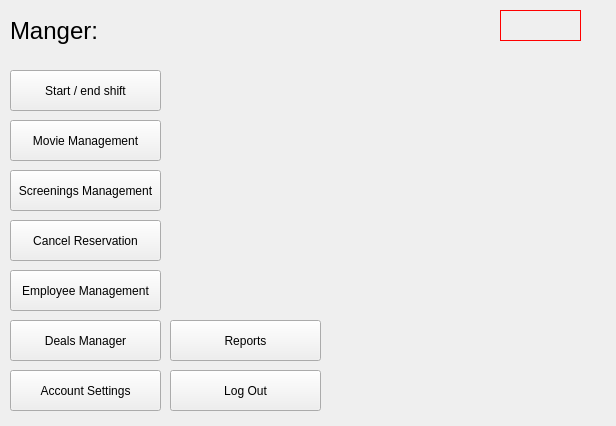
First picture: the form in AdminPage.ui, repository JustKoshi/QTCinemaProject, before the edit.
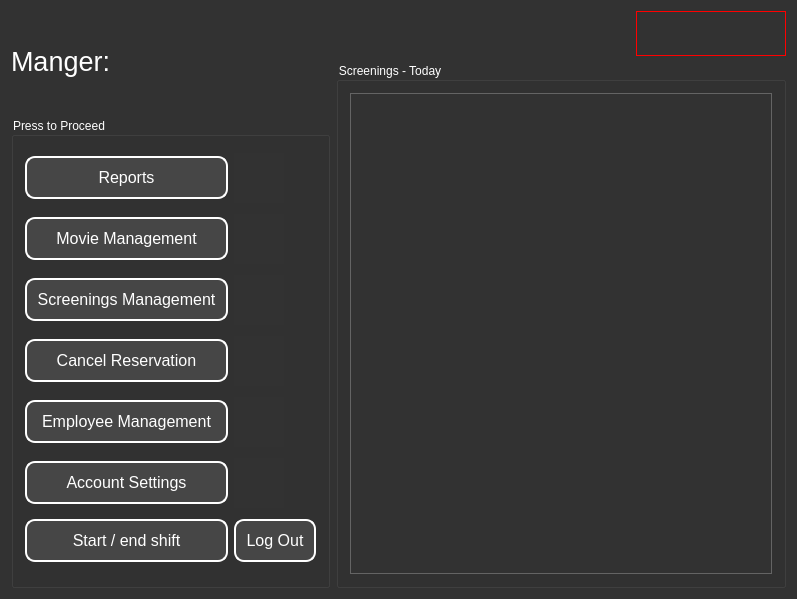
Second picture: the form after the edit. Icons and pictures are not drawn.

Diff of the .ui file:
```diff
--- a/AdminPage.ui
+++ b/AdminPage.ui
@@ -6,227 +6,596 @@
    <rect>
     <x>0</x>
     <y>0</y>
-    <width>616</width>
-    <height>426</height>
+    <width>797</width>
+    <height>599</height>
    </rect>
   </property>
   <property name="windowTitle">
    <string>AdminPage</string>
   </property>
   <property name="styleSheet">
-   <string notr="true">#AdminPageClass{
-	background-image: none;
+   <string notr="true">QWidget
+{
+	background-color: rgb(50,50,50);
 }</string>
   </property>
   <widget class="QWidget" name="centralWidget">
-   <widget class="QLabel" name="label_name">
-    <property name="geometry">
-     <rect>
-      <x>10</x>
-      <y>0</y>
-      <width>471</width>
-      <height>61</height>
-     </rect>
-    </property>
-    <property name="font">
-     <font>
-      <pointsize>18</pointsize>
-     </font>
-    </property>
-    <property name="text">
-     <string>Manger: </string>
-    </property>
-   </widget>
-   <widget class="QLabel" name="label_Time">
-    <property name="geometry">
-     <rect>
-      <x>500</x>
-      <y>10</y>
-      <width>81</width>
-      <height>31</height>
-     </rect>
-    </property>
-    <property name="styleSheet">
-     <string notr="true">QLabel{
+   <layout class="QHBoxLayout" name="horizontalLayout_2">
+    <item>
+     <layout class="QVBoxLayout" name="verticalLayout_2">
+      <item>
+       <widget class="QLabel" name="label_name">
+        <property name="minimumSize">
+         <size>
+          <width>300</width>
+          <height>100</height>
+         </size>
+        </property>
+        <property name="maximumSize">
+         <size>
+          <width>16777215</width>
+          <height>100</height>
+         </size>
+        </property>
+        <property name="font">
+         <font>
+          <family>Arial</family>
+          <pointsize>20</pointsize>
+         </font>
+        </property>
+        <property name="styleSheet">
+         <string notr="true">QLabel{
+color: white;
+}</string>
+        </property>
+        <property name="text">
+         <string>Manger: </string>
+        </property>
+        <property name="wordWrap">
+         <bool>true</bool>
+        </property>
+       </widget>
+      </item>
+      <item>
+       <widget class="QGroupBox" name="groupBox_2">
+        <property name="styleSheet">
+         <string notr="true">QGroupBox{color:white;
+}
+</string>
+        </property>
+        <property name="title">
+         <string>Press to Proceed</string>
+        </property>
+        <layout class="QHBoxLayout" name="horizontalLayout_3">
+         <item>
+          <layout class="QGridLayout" name="gridLayout">
+           <item row="4" column="0">
+            <widget class="QPushButton" name="pushButton_screeningManager">
+             <property name="minimumSize">
+              <size>
+               <width>0</width>
+               <height>40</height>
+              </size>
+             </property>
+             <property name="font">
+              <font>
+               <family>Arial</family>
+               <pointsize>-1</pointsize>
+              </font>
+             </property>
+             <property name="styleSheet">
+              <string notr="true">QPushButton {
+            background-color: rgb(70, 70, 70);
+            color: white;
+            border: 2px solid white;
+            border-radius: 10px;
+            padding: 10px;
+            font-size: 16px;
+        }
+        QPushButton:hover {
+            background-color: rgb(90, 90, 90);
+            border: 2px solid rgb(120, 120, 120);
+        }
+        QPushButton:pressed {
+            background-color: rgb(50, 50, 50);
+            border: 2px solid rgb(150, 150, 150);
+        }</string>
+             </property>
+             <property name="text">
+              <string>Screenings Management</string>
+             </property>
+            </widget>
+           </item>
+           <item row="7" column="0">
+            <widget class="QPushButton" name="pushButton_employee_manager">
+             <property name="minimumSize">
+              <size>
+               <width>0</width>
+               <height>40</height>
+              </size>
+             </property>
+             <property name="font">
+              <font>
+               <family>Arial</family>
+               <pointsize>-1</pointsize>
+              </font>
+             </property>
+             <property name="styleSheet">
+              <string notr="true">QPushButton {
+            background-color: rgb(70, 70, 70);
+            color: white;
+            border: 2px solid white;
+            border-radius: 10px;
+            padding: 10px;
+            font-size: 16px;
+        }
+        QPushButton:hover {
+            background-color: rgb(90, 90, 90);
+            border: 2px solid rgb(120, 120, 120);
+        }
+        QPushButton:pressed {
+            background-color: rgb(50, 50, 50);
+            border: 2px solid rgb(150, 150, 150);
+        }</string>
+             </property>
+             <property name="text">
+              <string>Employee Management</string>
+             </property>
+            </widget>
+           </item>
+           <item row="4" column="1">
+            <widget class="QLabel" name="label_4">
+             <property name="minimumSize">
+              <size>
+               <width>50</width>
+               <height>50</height>
+              </size>
+             </property>
+             <property name="maximumSize">
+              <size>
+               <width>50</width>
+               <height>50</height>
+              </size>
+             </property>
+             <property name="styleSheet">
+              <string notr="true">QLabel{
+	image: url(:/LoginScreen/Resource files/icons/2798007.png)
+}</string>
+             </property>
+             <property name="text">
+              <string/>
+             </property>
+            </widget>
+           </item>
+           <item row="5" column="0">
+            <widget class="QPushButton" name="pushButton_cancel_reservation">
+             <property name="minimumSize">
+              <size>
+               <width>0</width>
+               <height>40</height>
+              </size>
+             </property>
+             <property name="font">
+              <font>
+               <family>Arial</family>
+               <pointsize>-1</pointsize>
+              </font>
+             </property>
+             <property name="styleSheet">
+              <string notr="true">QPushButton {
+            background-color: rgb(70, 70, 70);
+            color: white;
+            border: 2px solid white;
+            border-radius: 10px;
+            padding: 10px;
+            font-size: 16px;
+        }
+        QPushButton:hover {
+            background-color: rgb(90, 90, 90);
+            border: 2px solid rgb(120, 120, 120);
+        }
+        QPushButton:pressed {
+            background-color: rgb(50, 50, 50);
+            border: 2px solid rgb(150, 150, 150);
+        }</string>
+             </property>
+             <property name="text">
+              <string>Cancel Reservation</string>
+             </property>
+            </widget>
+           </item>
+           <item row="8" column="0">
+            <widget class="QPushButton" name="pushButton_account_settings">
+             <property name="minimumSize">
+              <size>
+               <width>0</width>
+               <height>40</height>
+              </size>
+             </property>
+             <property name="font">
+              <font>
+               <family>Arial</family>
+               <pointsize>-1</pointsize>
+              </font>
+             </property>
+             <property name="styleSheet">
+              <string notr="true">QPushButton {
+            background-color: rgb(70, 70, 70);
+            color: white;
+            border: 2px solid white;
+            border-radius: 10px;
+            padding: 10px;
+            font-size: 16px;
+        }
+        QPushButton:hover {
+            background-color: rgb(90, 90, 90);
+            border: 2px solid rgb(120, 120, 120);
+        }
+        QPushButton:pressed {
+            background-color: rgb(50, 50, 50);
+            border: 2px solid rgb(150, 150, 150);
+        }</string>
+             </property>
+             <property name="text">
+              <string>Account Settings</string>
+             </property>
+            </widget>
+           </item>
+           <item row="3" column="0">
+            <widget class="QPushButton" name="pushButton_movieManager">
+             <property name="minimumSize">
+              <size>
+               <width>0</width>
+               <height>40</height>
+              </size>
+             </property>
+             <property name="font">
+              <font>
+               <family>Arial</family>
+               <pointsize>-1</pointsize>
+              </font>
+             </property>
+             <property name="styleSheet">
+              <string notr="true">   QPushButton {
+            background-color: rgb(70, 70, 70);
+            color: white;
+            border: 2px solid white;
+            border-radius: 10px;
+            padding: 10px;
+            font-size: 16px;
+        }
+        QPushButton:hover {
+            background-color: rgb(90, 90, 90);
+            border: 2px solid rgb(120, 120, 120);
+        }
+        QPushButton:pressed {
+            background-color: rgb(50, 50, 50);
+            border: 2px solid rgb(150, 150, 150);
+        }</string>
+             </property>
+             <property name="text">
+              <string>Movie Management</string>
+             </property>
+            </widget>
+           </item>
+           <item row="2" column="0">
+            <widget class="QPushButton" name="pushButton_reports">
+             <property name="minimumSize">
+              <size>
+               <width>0</width>
+               <height>40</height>
+              </size>
+             </property>
+             <property name="font">
+              <font>
+               <family>Arial</family>
+               <pointsize>-1</pointsize>
+              </font>
+             </property>
+             <property name="styleSheet">
+              <string notr="true">   QPushButton {
+            background-color: rgb(70, 70, 70);
+            color: white;
+            border: 2px solid white;
+            border-radius: 10px;
+            padding: 10px;
+            font-size: 16px;
+        }
+        QPushButton:hover {
+            background-color: rgb(90, 90, 90);
+            border: 2px solid rgb(120, 120, 120);
+        }
+        QPushButton:pressed {
+            background-color: rgb(50, 50, 50);
+            border: 2px solid rgb(150, 150, 150);
+        }</string>
+             </property>
+             <property name="text">
+              <string>Reports</string>
+             </property>
+            </widget>
+           </item>
+           <item row="9" column="1">
+            <widget class="QPushButton" name="pushButton_logout">
+             <property name="minimumSize">
+              <size>
+               <width>0</width>
+               <height>40</height>
+              </size>
+             </property>
+             <property name="font">
+              <font>
+               <family>Arial</family>
+               <pointsize>-1</pointsize>
+              </font>
+             </property>
+             <property name="styleSheet">
+              <string notr="true">QPushButton {
+            background-color: rgb(70, 70, 70);
+            color: white;
+            border: 2px solid white;
+            border-radius: 10px;
+            padding: 10px;
+            font-size: 16px;
+        }
+        QPushButton:hover {
+            background-color: rgb(90, 90, 90);
+            border: 2px solid rgb(120, 120, 120);
+        }
+        QPushButton:pressed {
+            background-color: rgb(50, 50, 50);
+            border: 2px solid rgb(150, 150, 150);
+        }</string>
+             </property>
+             <property name="text">
+              <string>Log Out</string>
+             </property>
+            </widget>
+           </item>
+           <item row="7" column="1">
+            <widget class="QLabel" name="label_2">
+             <property name="minimumSize">
+              <size>
+               <width>50</width>
+               <height>50</height>
+              </size>
+             </property>
+             <property name="maximumSize">
+              <size>
+               <width>50</width>
+               <height>50</height>
+              </size>
+             </property>
+             <property name="styleSheet">
+              <string notr="true">QLabel{
+	image: url(:/LoginScreen/Resource files/icons/app-icon-person.png);
+}</string>
+             </property>
+             <property name="text">
+              <string/>
+             </property>
+            </widget>
+           </item>
+           <item row="5" column="1">
+            <widget class="QLabel" name="label_3">
+             <property name="minimumSize">
+              <size>
+               <width>50</width>
+               <height>50</height>
+              </size>
+             </property>
+             <property name="maximumSize">
+              <size>
+               <width>50</width>
+               <height>50</height>
+              </size>
+             </property>
+             <property name="styleSheet">
+              <string notr="true">QLabel{
+	border-image: url(:/LoginScreen/Resource files/icons/1168582.png);
+}</string>
+             </property>
+             <property name="text">
+              <string/>
+             </property>
+            </widget>
+           </item>
+           <item row="9" column="0">
+            <widget class="QPushButton" name="pushButton_checkOut">
+             <property name="minimumSize">
+              <size>
+               <width>0</width>
+               <height>40</height>
+              </size>
+             </property>
+             <property name="font">
+              <font>
+               <family>Arial</family>
+               <pointsize>-1</pointsize>
+              </font>
+             </property>
+             <property name="styleSheet">
+              <string notr="true">QPushButton {
+            background-color: rgb(70, 70, 70);
+            color: white;
+            border: 2px solid white;
+            border-radius: 10px;
+            padding: 10px;
+            font-size: 16px;
+        }
+        QPushButton:hover {
+            background-color: rgb(90, 90, 90);
+            border: 2px solid rgb(120, 120, 120);
+        }
+        QPushButton:pressed {
+            background-color: rgb(50, 50, 50);
+            border: 2px solid rgb(150, 150, 150);
+        }</string>
+             </property>
+             <property name="text">
+              <string>Start / end shift</string>
+             </property>
+            </widget>
+           </item>
+           <item row="3" column="1">
+            <widget class="QLabel" name="label_6">
+             <property name="minimumSize">
+              <size>
+               <width>50</width>
+               <height>50</height>
+              </size>
+             </property>
+             <property name="maximumSize">
+              <size>
+               <width>50</width>
+               <height>50</height>
+              </size>
+             </property>
+             <property name="styleSheet">
+              <string notr="true">QLabel{
+image:url(:/LoginScreen/Resource files/icons/2503508.png)
+}</string>
+             </property>
+             <property name="text">
+              <string/>
+             </property>
+            </widget>
+           </item>
+           <item row="2" column="1">
+            <widget class="QLabel" name="label_5">
+             <property name="minimumSize">
+              <size>
+               <width>50</width>
+               <height>50</height>
+              </size>
+             </property>
+             <property name="maximumSize">
+              <size>
+               <width>50</width>
+               <height>50</height>
+              </size>
+             </property>
+             <property name="styleSheet">
+              <string notr="true">QLabel{
+	image: url(:/LoginScreen/Resource files/icons/call-report-icon-3.png);
+}</string>
+             </property>
+             <property name="text">
+              <string/>
+             </property>
+            </widget>
+           </item>
+           <item row="8" column="1">
+            <widget class="QLabel" name="label">
+             <property name="minimumSize">
+              <size>
+               <width>50</width>
+               <height>50</height>
+              </size>
+             </property>
+             <property name="maximumSize">
+              <size>
+               <width>50</width>
+               <height>50</height>
+              </size>
+             </property>
+             <property name="styleSheet">
+              <string notr="true">QLabel{
+	image: url(:/LoginScreen/Resource files/icons/gear.png);
+}</string>
+             </property>
+             <property name="text">
+              <string/>
+             </property>
+            </widget>
+           </item>
+          </layout>
+         </item>
+        </layout>
+       </widget>
+      </item>
+     </layout>
+    </item>
+    <item>
+     <layout class="QVBoxLayout" name="verticalLayout">
+      <item alignment="Qt::AlignRight">
+       <widget class="QLabel" name="label_Time">
+        <property name="minimumSize">
+         <size>
+          <width>150</width>
+          <height>45</height>
+         </size>
+        </property>
+        <property name="maximumSize">
+         <size>
+          <width>170</width>
+          <height>45</height>
+         </size>
+        </property>
+        <property name="font">
+         <font>
+          <family>Arial</family>
+          <pointsize>20</pointsize>
+         </font>
+        </property>
+        <property name="styleSheet">
+         <string notr="true">QLabel{
 border: 1px solid rgb(255, 0, 0);
+color: white;
 }</string>
-    </property>
-    <property name="text">
-     <string/>
-    </property>
-   </widget>
-   <widget class="QPushButton" name="pushButton_checkOut">
-    <property name="geometry">
-     <rect>
-      <x>10</x>
-      <y>70</y>
-      <width>151</width>
-      <height>41</height>
-     </rect>
-    </property>
-    <property name="font">
-     <font>
-      <pointsize>9</pointsize>
-     </font>
-    </property>
-    <property name="text">
-     <string>Start / end shift</string>
-    </property>
-   </widget>
-   <widget class="QPushButton" name="pushButton_movieManager">
-    <property name="geometry">
-     <rect>
-      <x>10</x>
-      <y>120</y>
-      <width>151</width>
-      <height>41</height>
-     </rect>
-    </property>
-    <property name="font">
-     <font>
-      <pointsize>9</pointsize>
-     </font>
-    </property>
-    <property name="text">
-     <string>Movie Management</string>
-    </property>
-   </widget>
-   <widget class="QPushButton" name="pushButton_employee_manager">
-    <property name="geometry">
-     <rect>
-      <x>10</x>
-      <y>270</y>
-      <width>151</width>
-      <height>41</height>
-     </rect>
-    </property>
-    <property name="font">
-     <font>
-      <pointsize>9</pointsize>
-     </font>
-    </property>
-    <property name="text">
-     <string>Employee Management</string>
-    </property>
-   </widget>
-   <widget class="QPushButton" name="pushButton_screeningManager">
-    <property name="geometry">
-     <rect>
-      <x>10</x>
-      <y>170</y>
-      <width>151</width>
-      <height>41</height>
-     </rect>
-    </property>
-    <property name="font">
-     <font>
-      <pointsize>9</pointsize>
-     </font>
-    </property>
-    <property name="text">
-     <string>Screenings Management</string>
-    </property>
-   </widget>
-   <widget class="QPushButton" name="pushButton_account_settings">
-    <property name="geometry">
-     <rect>
-      <x>10</x>
-      <y>370</y>
-      <width>151</width>
-      <height>41</height>
-     </rect>
-    </property>
-    <property name="font">
-     <font>
-      <pointsize>9</pointsize>
-     </font>
-    </property>
-    <property name="text">
-     <string>Account Settings</string>
-    </property>
-   </widget>
-   <widget class="QPushButton" name="pushButton_cancel_reservation">
-    <property name="geometry">
-     <rect>
-      <x>10</x>
-      <y>220</y>
-      <width>151</width>
-      <height>41</height>
-     </rect>
-    </property>
-    <property name="font">
-     <font>
-      <pointsize>9</pointsize>
-     </font>
-    </property>
-    <property name="text">
-     <string>Cancel Reservation</string>
-    </property>
-   </widget>
-   <widget class="QTableWidget" name="tableWidget">
-    <property name="geometry">
-     <rect>
-      <x>-420</x>
-      <y>570</y>
-      <width>256</width>
-      <height>192</height>
-     </rect>
-    </property>
-   </widget>
-   <widget class="QPushButton" name="pushButton_raports">
-    <property name="geometry">
-     <rect>
-      <x>10</x>
-      <y>320</y>
-      <width>151</width>
-      <height>41</height>
-     </rect>
-    </property>
-    <property name="font">
-     <font>
-      <pointsize>9</pointsize>
-     </font>
-    </property>
-    <property name="text">
-     <string>Deals Manager</string>
-    </property>
-   </widget>
-   <widget class="QPushButton" name="pushButton_reports">
-    <property name="geometry">
-     <rect>
-      <x>170</x>
-      <y>320</y>
-      <width>151</width>
-      <height>41</height>
-     </rect>
-    </property>
-    <property name="font">
-     <font>
-      <pointsize>9</pointsize>
-     </font>
-    </property>
-    <property name="text">
-     <string>Reports</string>
-    </property>
-   </widget>
-   <widget class="QPushButton" name="pushButton_logout">
-    <property name="geometry">
-     <rect>
-      <x>170</x>
-      <y>370</y>
-      <width>151</width>
-      <height>41</height>
-     </rect>
-    </property>
-    <property name="font">
-     <font>
-      <pointsize>9</pointsize>
-     </font>
-    </property>
-    <property name="text">
-     <string>Log Out</string>
-    </property>
-   </widget>
+        </property>
+        <property name="text">
+         <string/>
+        </property>
+       </widget>
+      </item>
+      <item>
+       <widget class="QGroupBox" name="groupBox">
+        <property name="styleSheet">
+         <string notr="true">QGroupBox{
+color: white;
+}</string>
+        </property>
+        <property name="title">
+         <string>Screenings - Today</string>
+        </property>
+        <layout class="QHBoxLayout" name="horizontalLayout">
+         <item>
+          <widget class="QTableView" name="tableView">
+           <property name="styleSheet">
+            <string notr="true">QTableView {
+    background-color: rgb(50, 50, 50);
+    color: white;
+    border: 1px solid rgb(100, 100, 100);
+    gridline-color: rgb(70, 70, 70);
+    selection-background-color: rgb(90, 90, 90);
+    selection-color: white;
+}
+
+QHeaderView::section {
+    background-color: rgb(70, 70, 70);
+    color: white;
+    padding: 5px;
+    border: 1px solid rgb(100, 100, 100);
+}
+
+QTableCornerButton::section {
+    background-color: rgb(70, 70, 70);
+    border: 1px solid rgb(100, 100, 100);
+}
+
+QTableView QTableView::item {
+    border: 1px solid rgb(70, 70, 70);
+}</string>
+           </property>
+          </widget>
+         </item>
+        </layout>
+       </widget>
+      </item>
+     </layout>
+    </item>
+   </layout>
   </widget>
  </widget>
  <layoutdefault spacing="6" margin="11"/>
```
Left out of the diff: 4 changed lines with no effect on the pictures.
